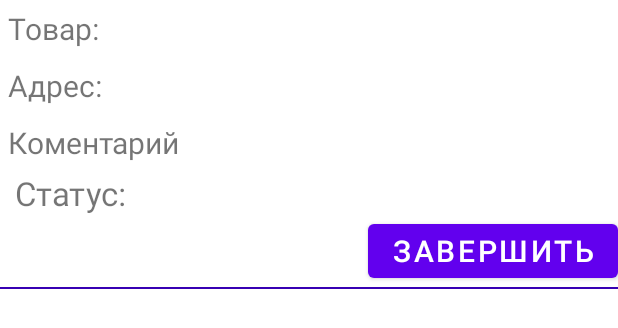
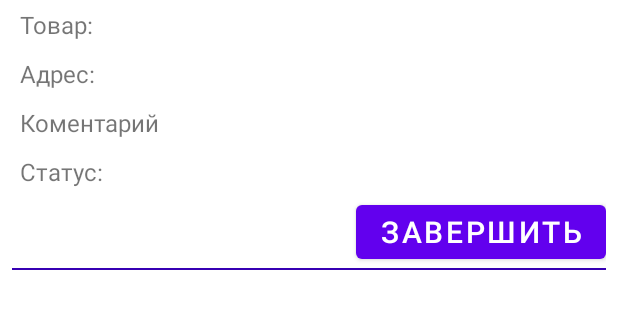
Before and after one commit to MGOL-team/projectNPK, an Android app: the layout my_orders_item.xml on its own in the app's theme, with its tools: preview values and no code run, on a phone screen of 412 x 824 dp. Shown: the top 328 px of the screen. Run offline under Robolectric (Android 15) with nearby library versions, the phone set to English and light mode, and no system bars.

Commit message:
my_order_item

```diff
--- a/app/src/main/res/layout/fragment_my_orders.xml
+++ b/app/src/main/res/layout/fragment_my_orders.xml
@@ -21,6 +21,7 @@
     <ListView
         android:layout_width="match_parent"
         android:layout_height="match_parent"
+        android:divider="@null"
         android:id="@+id/list_view">
 
     </ListView>
--- a/app/src/main/res/layout/my_orders_item.xml
+++ b/app/src/main/res/layout/my_orders_item.xml
@@ -3,7 +3,10 @@
     xmlns:app="http://schemas.android.com/apk/res-auto"
     android:orientation="vertical"
     android:layout_width="match_parent"
-    android:layout_height="wrap_content">
+    android:layout_height="wrap_content"
+    android:paddingStart="8dp"
+    android:paddingEnd="8dp"
+    android:paddingBottom="8dp">
 
     <TextView
         android:layout_width="wrap_content"
@@ -14,7 +17,7 @@
         android:paddingTop="5dp"
         android:paddingEnd="5dp"
         android:paddingBottom="5dp"
-        android:textSize="20sp"/>
+        android:textSize="16dp"/>
     <TextView
         android:layout_width="wrap_content"
         android:layout_height="wrap_content"
@@ -24,7 +27,7 @@
         android:paddingTop="5dp"
         android:paddingEnd="5dp"
         android:paddingBottom="5dp"
-        android:textSize="20dp"/>
+        android:textSize="16dp"/>
 
     <TextView
         android:layout_width="wrap_content"
@@ -35,15 +38,18 @@
         android:paddingTop="5dp"
         android:paddingEnd="5dp"
         android:paddingBottom="5dp"
-        android:textSize="20sp"/>
+        android:textSize="16dp"/>
 
         <TextView
             android:layout_width="wrap_content"
             android:layout_height="wrap_content"
             android:text="Статус:"
             android:id="@+id/status"
-            android:paddingStart="10dp"
-            android:textSize="22dp"/>
+            android:paddingStart="5dp"
+            android:paddingTop="5dp"
+            android:paddingEnd="5dp"
+            android:paddingBottom="5dp"
+            android:textSize="16dp"/>
 
     <Button
         android:layout_width="wrap_content"
```
Also changed, not shown: app/src/main/java/com/barbar/npkproject/fragments/MyOrders.java (+8 -4 lines).
